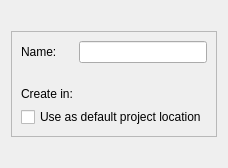
Above: src/libs/utils/projectintropage.ui from qt-creator/qt-creator before the change. Below: the same form after it.
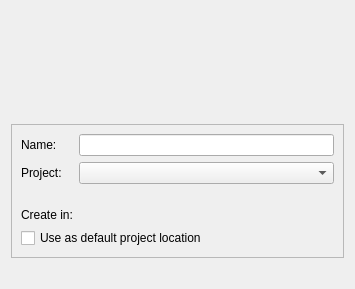
That is the form after the change. Custom widgets are drawn as their Qt base class.

Commit message:
Wizards: allow more flexibility when adding a project as a subproject
This patch allows a wizard to choose a "parent" project
already in the intro page.

Patch:
```diff
--- a/src/libs/utils/projectintropage.ui
+++ b/src/libs/utils/projectintropage.ui
@@ -2,6 +2,14 @@
 <ui version="4.0">
  <class>Utils::ProjectIntroPage</class>
  <widget class="QWizardPage" name="Utils::ProjectIntroPage">
+  <property name="geometry">
+   <rect>
+    <x>0</x>
+    <y>0</y>
+    <width>355</width>
+    <height>289</height>
+   </rect>
+  </property>
   <property name="title">
    <string>Introduction and Project Location</string>
   </property>
@@ -51,17 +59,17 @@
       <item row="0" column="1">
        <widget class="Utils::ProjectNameValidatingLineEdit" name="nameLineEdit"/>
       </item>
-      <item row="2" column="0">
+      <item row="6" column="0">
        <widget class="QLabel" name="pathLabel">
         <property name="text">
          <string>Create in:</string>
         </property>
        </widget>
       </item>
-      <item row="2" column="1">
-       <widget class="Utils::PathChooser" name="pathChooser"/>
+      <item row="6" column="1">
+       <widget class="Utils::PathChooser" name="pathChooser" native="true"/>
       </item>
-      <item row="1" column="0">
+      <item row="4" column="0">
        <spacer name="directorySeparatorLabel">
         <property name="orientation">
          <enum>Qt::Vertical</enum>
@@ -77,13 +85,23 @@
         </property>
        </spacer>
       </item>
-      <item row="3" column="0" colspan="2">
+      <item row="7" column="0" colspan="2">
        <widget class="QCheckBox" name="projectsDirectoryCheckBox">
         <property name="text">
          <string>Use as default project location</string>
         </property>
        </widget>
       </item>
+      <item row="3" column="0">
+       <widget class="QLabel" name="projectLabel">
+        <property name="text">
+         <string>Project:</string>
+        </property>
+       </widget>
+      </item>
+      <item row="3" column="1">
+       <widget class="QComboBox" name="projectComboBox"/>
+      </item>
      </layout>
     </widget>
    </item>
```
The commit also changes 8 other files.
